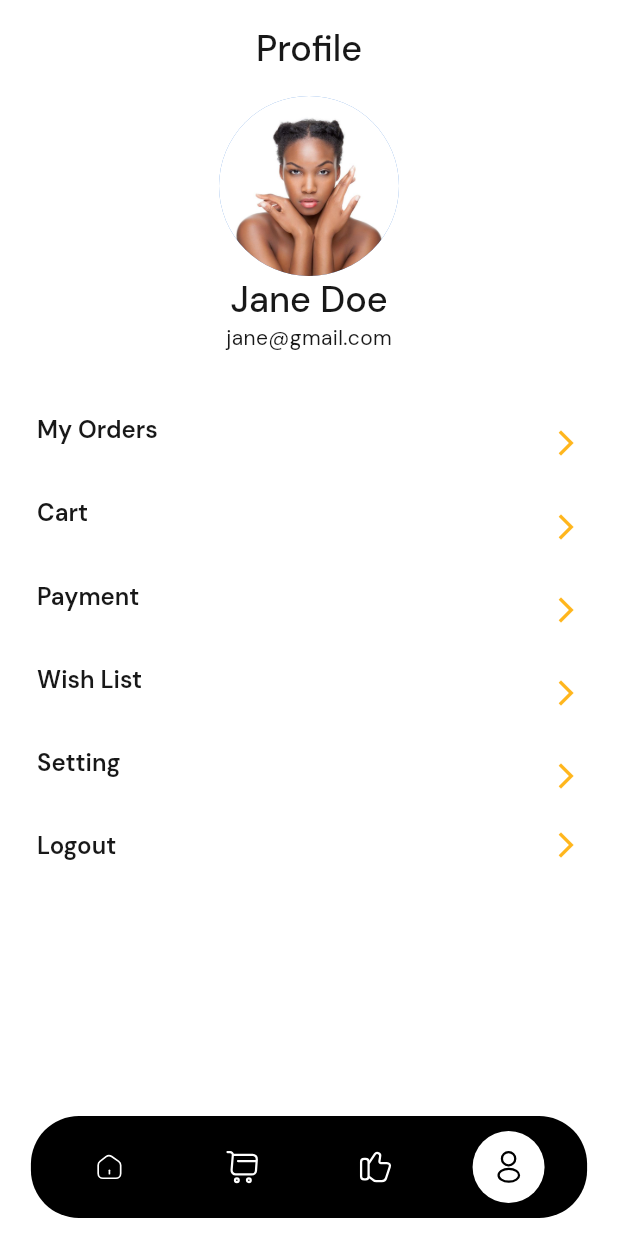
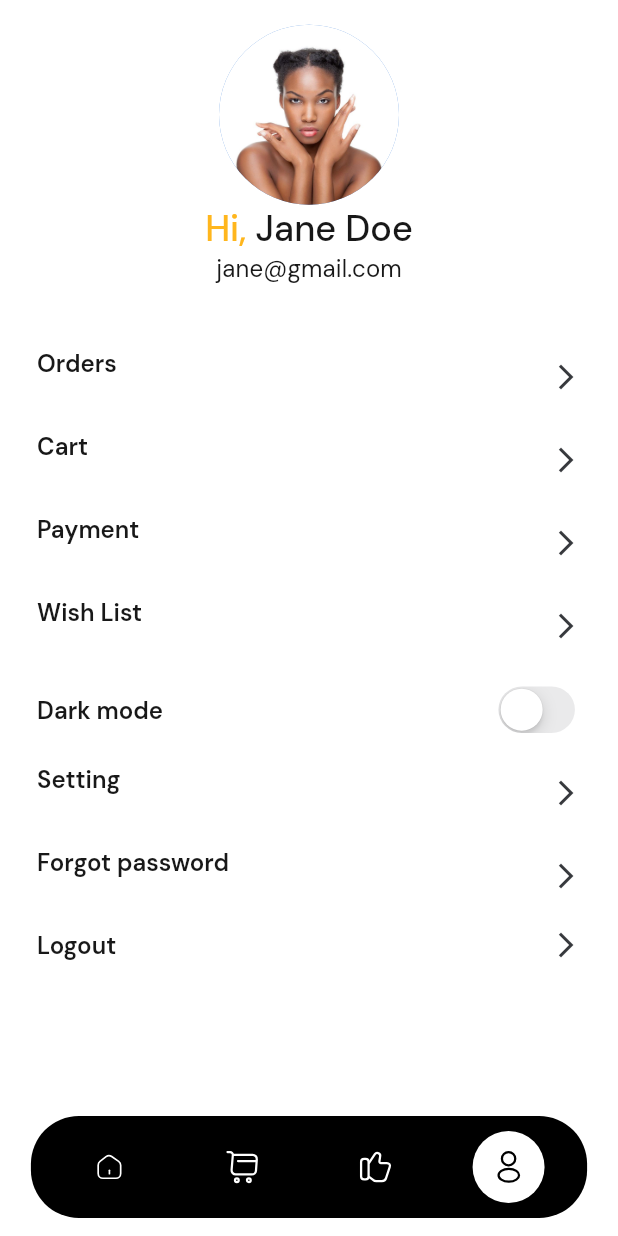
Before and after one commit to hello-favour/Home-Ease, a Flutter app: the ProfileView screen opened by its route, on a phone screen of 412 x 824 dp. Run offline on Flutter 3.47's test engine with Material 3 defaults, Android fonts, the phone set to English and light mode, and no system bars; our stand-ins replace cached_network_image, carousel_slider, cloud_firestore, dots_indicator, firebase_auth, firebase_core and 10 more; accounts and stored records are empty; network calls fail.

Commit message:
restructured the whole app and design

```diff
--- a/lib/views/auth/forgot_password_view.dart
+++ b/lib/views/auth/forgot_password_view.dart
@@ -51,7 +51,10 @@ class ForgotPasswordView extends ConsumerWidget {
                       const Spacer(),
                       Text(
                         "Reset Password",
-                        style: Theme.of(context).textTheme.headlineSmall,
+                        style:
+                            Theme.of(context).textTheme.headlineSmall!.copyWith(
+                                  fontWeight: FontWeight.bold,
+                                ),
                       ),
                       const Spacer(),
                     ],
--- a/lib/views/cart/cart_view.dart
+++ b/lib/views/cart/cart_view.dart
@@ -39,8 +39,10 @@ class _CartViewState extends ConsumerState<CartView> {
                   ),
                   const Spacer(),
                   Text(
-                    "My Cart",
-                    style: Theme.of(context).textTheme.headlineSmall,
+                    "Cart",
+                    style: Theme.of(context).textTheme.headlineSmall!.copyWith(
+                          fontWeight: FontWeight.bold,
+                        ),
                   ),
                   const Spacer(),
                   GestureDetector(
--- a/lib/views/home/home_view.dart
+++ b/lib/views/home/home_view.dart
@@ -65,7 +65,7 @@ class _HomeViewState extends ConsumerState<HomeView> {
                           children: [
                             Text(
                               "Hey ${user.name}👋🏾",
-                              style: Theme.of(context).textTheme.headlineMedium,
+                              style: Theme.of(context).textTheme.headlineLarge,
                             ),
                             Icon(Icons.notifications,
                                 color: AppColors.blackColor),
@@ -73,7 +73,7 @@ class _HomeViewState extends ConsumerState<HomeView> {
                         ),
                         Text(
                           "Find your perfect \nproduct",
-                          style: Theme.of(context).textTheme.headlineMedium,
+                          style: Theme.of(context).textTheme.headlineLarge,
                         ),
                       ],
                     ),
--- a/lib/views/home/widgets/row_text.dart
+++ b/lib/views/home/widgets/row_text.dart
@@ -19,14 +19,16 @@ class RowText extends StatelessWidget {
       children: [
         Text(
           title,
-          style: Theme.of(context).textTheme.headlineSmall,
+          style: Theme.of(context).textTheme.headlineSmall!.copyWith(
+                fontWeight: FontWeight.bold,
+              ),
         ),
         if (viewAll)
           GestureDetector(
             onTap: onTap,
             child: Text(
               "See All",
-              style: Theme.of(context).textTheme.bodyLarge!.copyWith(
+              style: Theme.of(context).textTheme.headlineSmall!.copyWith(
                     color: AppColors.color3,
                   ),
             ),
--- a/lib/views/profile/profile_view.dart
+++ b/lib/views/profile/profile_view.dart
@@ -1,3 +1,4 @@
+import 'package:flutter/cupertino.dart';
 import 'package:flutter/material.dart';
 import 'package:flutter_riverpod/flutter_riverpod.dart';
 import 'package:go_router/go_router.dart';
@@ -17,31 +18,13 @@ class ProfileView extends ConsumerStatefulWidget {
 }
 
 class _ProfileViewState extends ConsumerState<ProfileView> {
+  final bool value = false;
   @override
   Widget build(BuildContext context) {
     return Scaffold(
       body: SafeArea(
         child: Column(
           children: [
-            2.sH,
-            Padding(
-              padding: EdgeInsets.symmetric(horizontal: 6.w),
-              child: Row(
-                mainAxisAlignment: MainAxisAlignment.start,
-                children: [
-                  const Spacer(),
-                  // GestureDetector(
-                  //   onTap: () {},
-                  //   child: const Icon(Icons.search),
-                  // ),
-                  Text(
-                    "Profile",
-                    style: Theme.of(context).textTheme.headlineMedium,
-                  ),
-                  const Spacer(),
-                ],
-              ),
-            ),
             2.sH,
             Expanded(
               child: Padding(
@@ -54,16 +37,31 @@ class _ProfileViewState extends ConsumerState<ProfileView> {
                       backgroundColor: AppColors.color2,
                       backgroundImage: AssetImage(Assets.images.profile.path),
                     ),
-                    Text(
-                      "Jane Doe",
-                      style: Theme.of(context).textTheme.headlineMedium,
+                    RichText(
+                      text: TextSpan(
+                        children: [
+                          TextSpan(
+                            text: "Hi, ",
+                            style: Theme.of(context)
+                                .textTheme
+                                .headlineMedium!
+                                .apply(
+                                  color: AppColors.primaryColor,
+                                ),
+                          ),
+                          TextSpan(
+                            text: "Jane Doe",
+                            style: Theme.of(context).textTheme.headlineMedium,
+                          ),
+                        ],
+                      ),
                     ),
                     Text("jane@gmail.com",
-                        style: Theme.of(context).textTheme.bodyMedium),
+                        style: Theme.of(context).textTheme.titleSmall),
                     5.sH,
                     ProfileRow(
                       onTap: () {},
-                      title: 'My Orders',
+                      title: 'Orders',
                     ),
                     2.sH,
                     ProfileRow(
@@ -83,11 +81,32 @@ class _ProfileViewState extends ConsumerState<ProfileView> {
                       title: 'Wish List',
                     ),
                     2.sH,
+                    Row(
+                      mainAxisAlignment: MainAxisAlignment.spaceBetween,
+                      children: [
+                        Text(
+                          "Dark mode",
+                          style: Theme.of(context).textTheme.titleLarge,
+                        ),
+                        CupertinoSwitch(
+                          value: value,
+                          onChanged: (value) {},
+                        ),
+                      ],
+                    ),
+                    2.sH,
                     ProfileRow(
                       onTap: () {
                         context.push(AppRoutes.setting);
                       },
                       title: 'Setting',
+                    ),
+                    2.sH,
+                    ProfileRow(
+                      onTap: () {
+                        context.push(AppRoutes.forgotPassword);
+                      },
+                      title: 'Forgot password',
                     ),
                     2.sH,
                     ProfileRow(
--- a/lib/views/profile/widgets/profile_row.dart
+++ b/lib/views/profile/widgets/profile_row.dart
@@ -40,7 +40,7 @@ class ProfileRow extends StatelessWidget {
           child: Icon(
             Icons.arrow_forward_ios,
             size: 20,
-            color: AppColors.primaryColor,
+            color: AppColors.darkGreyColor,
           ),
         ),
       ],
```
Also changed, not shown: lib/views/favorite/favorite_view.dart (+4 -30 lines), lib/views/home/detail/product_detail_view.dart (+54 -54 lines), lib/views/home/detail/widgets/cart_dialog.dart (+10 -9 lines).
